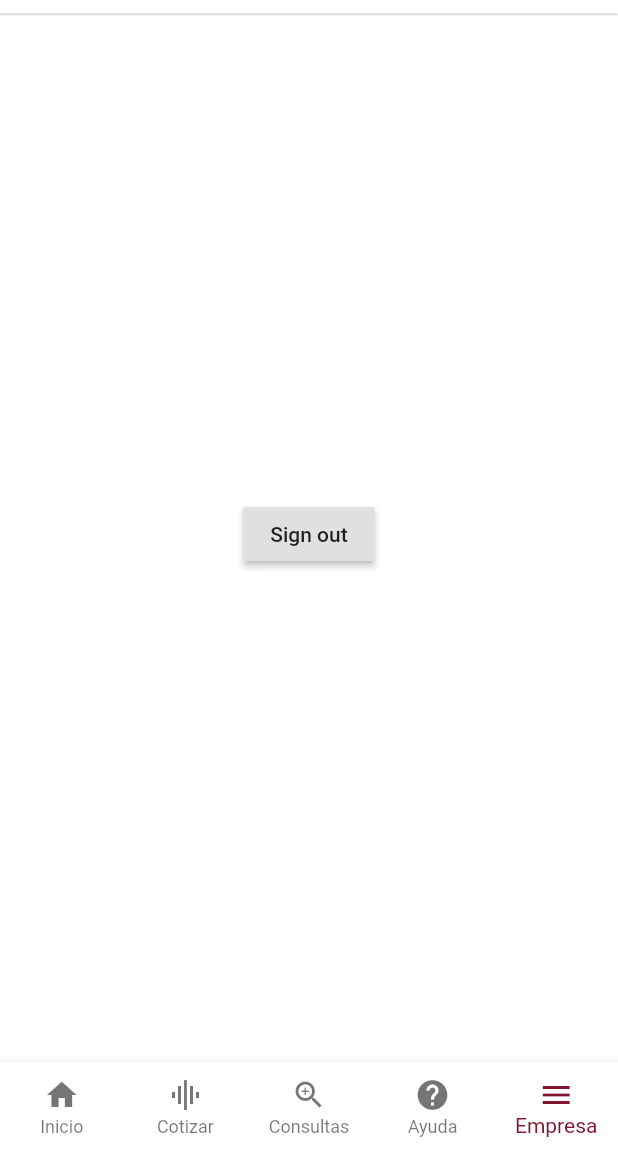
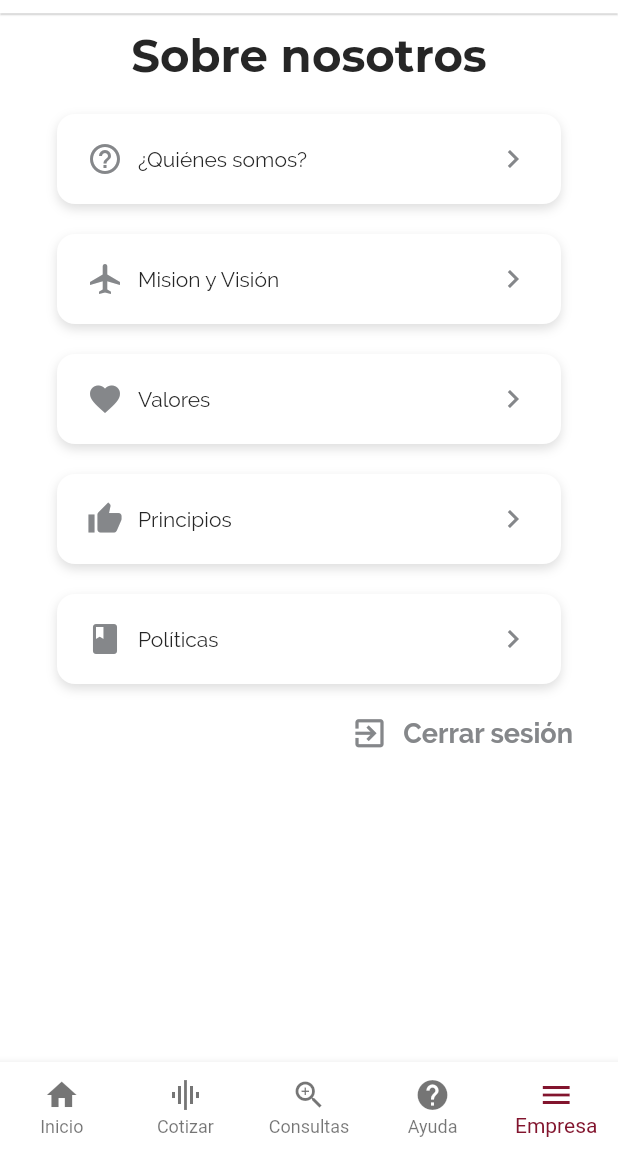
Before and after one commit to castillorey/ESSADE, a Flutter app: the ContainerPage screen opened directly, item 5 of the bottom bar chosen, on a phone screen of 412 x 824 dp, the part 84-1236 px from its top. Run offline on Flutter 3.47's test engine with Material 2 defaults, Android fonts, the phone set to English and light mode, and no system bars; our stand-ins replace charts_flutter, cloud_firestore, firebase_auth, firebase_storage, google_sign_in; missing offline and left inert: dart:ffi; accounts and stored records are empty.

Commit message:
Build About page UI

```diff
--- a/ESSADE/lib/ui/about_page.dart
+++ b/ESSADE/lib/ui/about_page.dart
@@ -1,4 +1,7 @@
 import 'package:essade/auth/login_state.dart';
+import 'package:essade/utilities/constants.dart';
+import 'package:essade/widgets/card_item_widget.dart';
+import 'package:essade/widgets/title_widget.dart';
 import 'package:flutter/material.dart';
 import 'package:provider/provider.dart';
 
@@ -13,13 +16,37 @@ class _AboutPageState extends State<AboutPage> {
 
   @override
   Widget build(BuildContext context) {
-    return Center(
-      child: RaisedButton(
-          child: Text('Sign out'),
-          onPressed: (){
-            Provider.of<LoginState>(context, listen: false).logout();
-          }
+    return Column(
+      children: <Widget>[
+        TitleWidget(text: 'Sobre nosotros', color: essadeBlack, alignment: Alignment.center),
+        SizedBox(height: 20),
+        CardItemWidget(text: '¿Quiénes somos?', icon: Icons.help_outline),
+        SizedBox(height: 20),
+        CardItemWidget(text: 'Mision y Visión', icon: Icons.airplanemode_active),
+        SizedBox(height: 20),
+        CardItemWidget(text: 'Valores', icon: Icons.favorite),
+        SizedBox(height: 20),
+        CardItemWidget(text: 'Principios', icon: Icons.thumb_up),
+        SizedBox(height: 20),
+        CardItemWidget(text: 'Políticas', icon: Icons.book),
+        SizedBox(height: 20,),
+        GestureDetector(
+          onTap: () => Provider.of<LoginState>(context, listen: false).logout(),
+          child: Row(
+            mainAxisAlignment: MainAxisAlignment.end,
+            children: <Widget>[
+              Container(
+                padding: EdgeInsets.symmetric(horizontal: 10),
+                child: Icon(Icons.exit_to_app, size: 25, color: essadeDarkGray,),
+              ),
+              Text(
+                'Cerrar sesión',
+                style: essadeH4(essadeDarkGray)
+              ),
+            ],
+          ),
         ),
+      ],
     );
   }
 }
--- a/ESSADE/lib/ui/home_page.dart
+++ b/ESSADE/lib/ui/home_page.dart
@@ -93,7 +93,7 @@ class _HomePageState extends State<HomePage> {
                     style: essadeLightfont
                 )
               ),
-              Icon(Icons.play_circle_filled)
+              Icon(Icons.play_circle_filled, size: 15,)
             ],
           )
         ],
@@ -197,7 +197,7 @@ class _HomePageState extends State<HomePage> {
             child: Text('Información estratégica', style: essadeH4(essadeDarkGray)),
           ),
           SizedBox(height: 10),
-          Placeholder()
+          _buildInfoItem()
         ],
       );
     } else {
--- /dev/null
+++ b/ESSADE/lib/widgets/card_item_widget.dart
@@ -0,0 +1,50 @@
+import 'package:essade/utilities/constants.dart';
+import 'package:flutter/material.dart';
+
+class CardItemWidget extends StatelessWidget {
+  final String text;
+  final IconData icon;
+
+  const CardItemWidget({Key key, this.text, this.icon}) : super(key: key);
+
+
+  @override
+  Widget build(BuildContext context) {
+    return Container(
+        height: 60,
+        margin: EdgeInsets.symmetric(horizontal: 8),
+        padding: EdgeInsets.symmetric(vertical: 10, horizontal: 20),
+        decoration: BoxDecoration(
+            color: Colors.white,
+            borderRadius: BorderRadius.circular(12),
+            boxShadow: [
+              BoxShadow(
+                  color: Color(0x20000000),
+                  blurRadius: 5,
+                  offset: Offset(0, 3)
+              )
+            ]
+        ),
+        child: Row(
+          mainAxisAlignment: MainAxisAlignment.spaceBetween,
+          children: <Widget>[
+            Icon(
+              icon,
+              color: essadeDarkGray,
+            ),
+            SizedBox(width: 10),
+            Expanded(
+              child: Text(
+                text,
+                style: essadeParagraph(color: essadeBlack),
+              ),
+            ),
+            Icon(
+              Icons.keyboard_arrow_right,
+              color: essadeDarkGray,
+            )
+          ],
+        )
+    );
+  }
+}
--- /dev/null
+++ b/ESSADE/lib/widgets/title_widget.dart
@@ -0,0 +1,22 @@
+import 'package:essade/utilities/constants.dart';
+import 'package:flutter/material.dart';
+
+class TitleWidget extends StatelessWidget {
+  final String text;
+  final Color color;
+  final Alignment alignment;
+
+  const TitleWidget({Key key, this.text, this.color, this.alignment}) : super(key: key);
+
+
+  @override
+  Widget build(BuildContext context) {
+    return Align(
+      alignment: alignment,
+      child: Text(
+        text,
+        style: essadeH2(color),
+      ),
+    );
+  }
+}
```
Also changed, not shown: ESSADE/lib/ui/help_page.dart (+6 -51 lines), ESSADE/lib/ui/project_activities_subpage.dart (+10 -11 lines), ESSADE/lib/ui/detail_page.dart (added).
